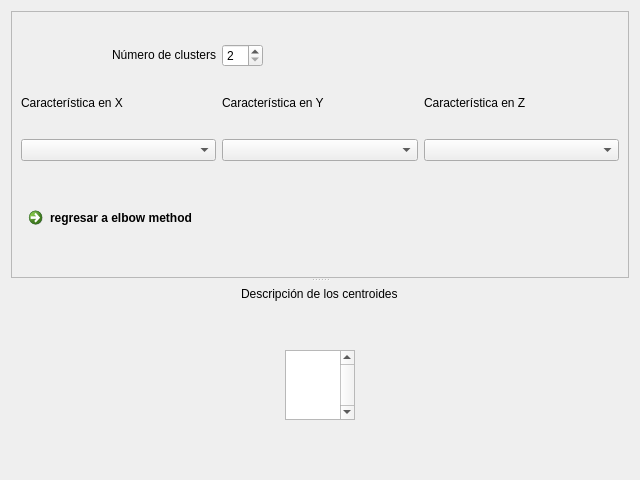
The window that ui_src/kmeans/clusters.ui (elagabalus01/myner) describes before a commit, drawn with Qt 5.
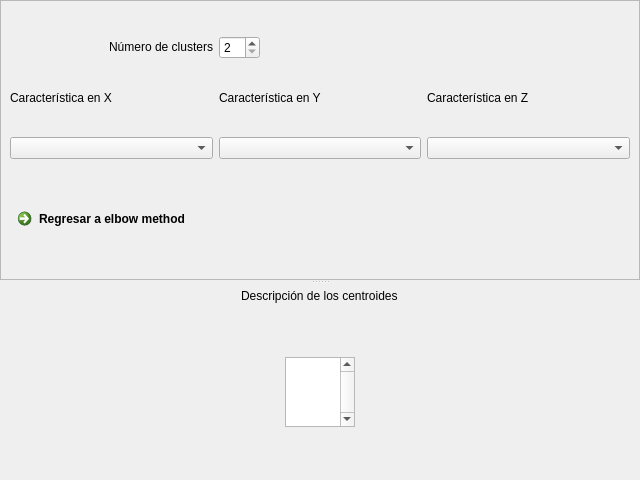
The same window after the commit. Icons and pictures are not drawn.

```diff
--- a/ui_src/kmeans/clusters.ui
+++ b/ui_src/kmeans/clusters.ui
@@ -14,6 +14,18 @@
    <string>Form</string>
   </property>
   <layout class="QGridLayout" name="gridLayout">
+   <property name="leftMargin">
+    <number>0</number>
+   </property>
+   <property name="topMargin">
+    <number>0</number>
+   </property>
+   <property name="rightMargin">
+    <number>0</number>
+   </property>
+   <property name="bottomMargin">
+    <number>0</number>
+   </property>
    <item row="0" column="1">
     <widget class="QSplitter" name="splitter">
      <property name="frameShape">
@@ -49,8 +61,8 @@
            <rect>
             <x>0</x>
             <y>0</y>
-            <width>618</width>
-            <height>282</height>
+            <width>636</width>
+            <height>281</height>
            </rect>
           </property>
           <layout class="QGridLayout" name="gridLayout_2">
@@ -164,7 +176,11 @@
               </sizepolicy>
              </property>
              <property name="text">
-              <string>regresar a elbow method</string>
+              <string>Regresar a elbow method</string>
+             </property>
+             <property name="icon">
+              <iconset resource="../../res/res.qrc">
+               <normaloff>:/img/img/arrow_back.png</normaloff>:/img/img/arrow_back.png</iconset>
              </property>
             </widget>
            </item>
@@ -258,6 +274,9 @@
          <property name="horizontalScrollMode">
           <enum>QAbstractItemView::ScrollPerPixel</enum>
          </property>
+         <property name="sortingEnabled">
+          <bool>true</bool>
+         </property>
         </widget>
        </item>
       </layout>
```
Left out of the diff: 4 changed lines with no effect on the pictures.
